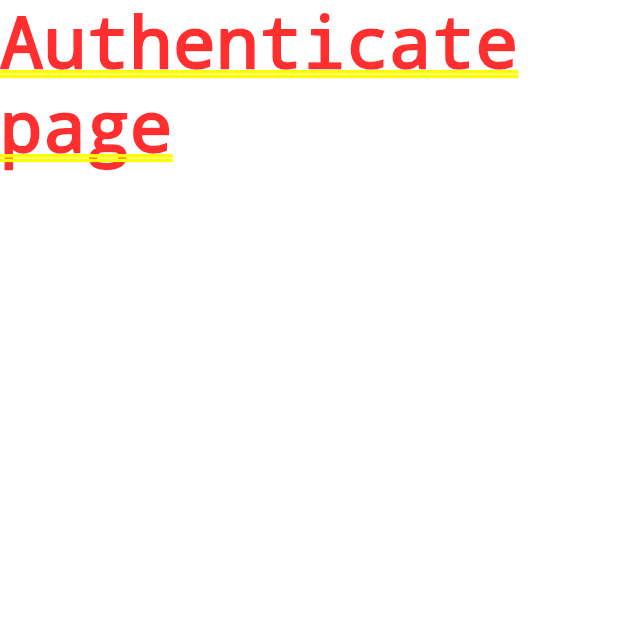
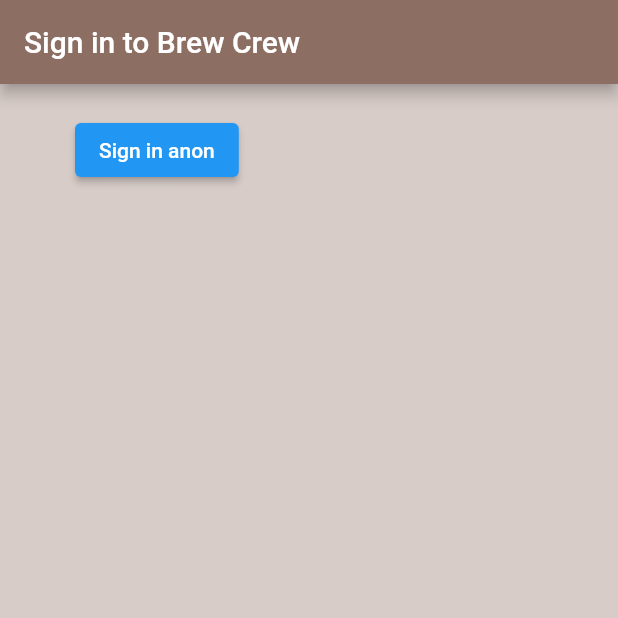
Before and after one commit to eroshunor/brew_crew, a Flutter app: the screen it shows after launch, on a phone screen of 412 x 824 dp, the top half of it. Run offline on Flutter 3.47's test engine with Material 2 defaults, Android fonts, the phone set to English and light mode, and no system bars; our stand-ins replace firebase_auth, firebase_core; accounts and stored records are empty.

Commit message:
anonymous sign in added
anonymous sign in added

```diff
--- /dev/null
+++ b/lib/model/my_user.dart
@@ -0,0 +1,5 @@
+class MyUser {
+  final String uid;
+
+  MyUser({required this.uid});
+}
--- a/lib/screens/authenticate/authenticate.dart
+++ /dev/null
@@ -1,17 +0,0 @@
-import 'package:flutter/material.dart';
-
-class Authenticate extends StatefulWidget {
-  const Authenticate({Key? key}) : super(key: key);
-
-  @override
-  State<Authenticate> createState() => _AuthenticateState();
-}
-
-class _AuthenticateState extends State<Authenticate> {
-  @override
-  Widget build(BuildContext context) {
-    return Container(
-      child: Text('Authenticate page'),
-    );
-  }
-}
--- /dev/null
+++ b/lib/screens/authenticate_page/authenticate_page.dart
@@ -0,0 +1,18 @@
+import 'package:brew_crew/screens/authenticate_page/sign_in_page/sign_in_page.dart';
+import 'package:flutter/material.dart';
+
+class AuthenticatePage extends StatefulWidget {
+  const AuthenticatePage({Key? key}) : super(key: key);
+
+  @override
+  State<AuthenticatePage> createState() => _AuthenticatePageState();
+}
+
+class _AuthenticatePageState extends State<AuthenticatePage> {
+  @override
+  Widget build(BuildContext context) {
+    return Container(
+      child: SignInPage()
+    );
+  }
+}
--- /dev/null
+++ b/lib/screens/authenticate_page/sign_in_page/sign_in_page.dart
@@ -0,0 +1,39 @@
+import 'package:brew_crew/services/authentication_service%20.dart';
+import 'package:flutter/material.dart';
+
+class SignInPage extends StatefulWidget {
+  const SignInPage({Key? key}) : super(key: key);
+
+  @override
+  State<SignInPage> createState() => _SignInPageState();
+}
+
+class _SignInPageState extends State<SignInPage> {
+  final AuthenticationService _authService = AuthenticationService();
+
+  @override
+  Widget build(BuildContext context) {
+    return Scaffold(
+      backgroundColor: Colors.brown[100],
+      appBar: AppBar(
+        backgroundColor: Colors.brown[400],
+        title: Text('Sign in to Brew Crew'),
+      ),
+      body: Container(
+        padding: EdgeInsets.symmetric(vertical: 20, horizontal: 50),
+        child: ElevatedButton(
+          onPressed: () async {
+            dynamic result = await _authService.signInAnon();
+            if (result == null) {
+              print('error signing in');
+            } else {
+              print('signed in');
+              print(result.uid);
+            }
+          },
+          child: Text('Sign in anon'),
+        ),
+      ),
+    );
+  }
+}
--- a/lib/screens/wrapper.dart
+++ b/lib/screens/wrapper.dart
@@ -1,5 +1,5 @@
-import 'package:brew_crew/screens/authenticate/authenticate.dart';
-import 'package:brew_crew/screens/home/home.dart';
+import 'package:brew_crew/screens/authenticate_page/authenticate_page.dart';
+import 'package:brew_crew/screens/home_page/home_page.dart';
 import 'package:flutter/material.dart';
 
 class Wrapper extends StatelessWidget {
@@ -9,6 +9,6 @@ class Wrapper extends StatelessWidget {
   Widget build(BuildContext context) {
 
     //return either Home or Authenticate widget
-    return Authenticate();
+    return AuthenticatePage();
   }
 }
--- a/pubspec.yaml
+++ b/pubspec.yaml
@@ -31,6 +31,7 @@ dependencies:
     sdk: flutter
   firebase_auth: ^3.3.10
   cloud_firestore: ^3.1.10
+  firebase_core: ^1.13.1
 
 
   # The following adds the Cupertino Icons font to your application.
```
Also changed, not shown: lib/main.dart (+5 -2 lines), lib/screens/home/home.dart (deleted, +0 -17 lines), lib/screens/home_page/home_page.dart (added, +12 -0 lines), lib/services/authentication_service .dart (added, +30 -0 lines), pubspec.lock, 1 other file.
